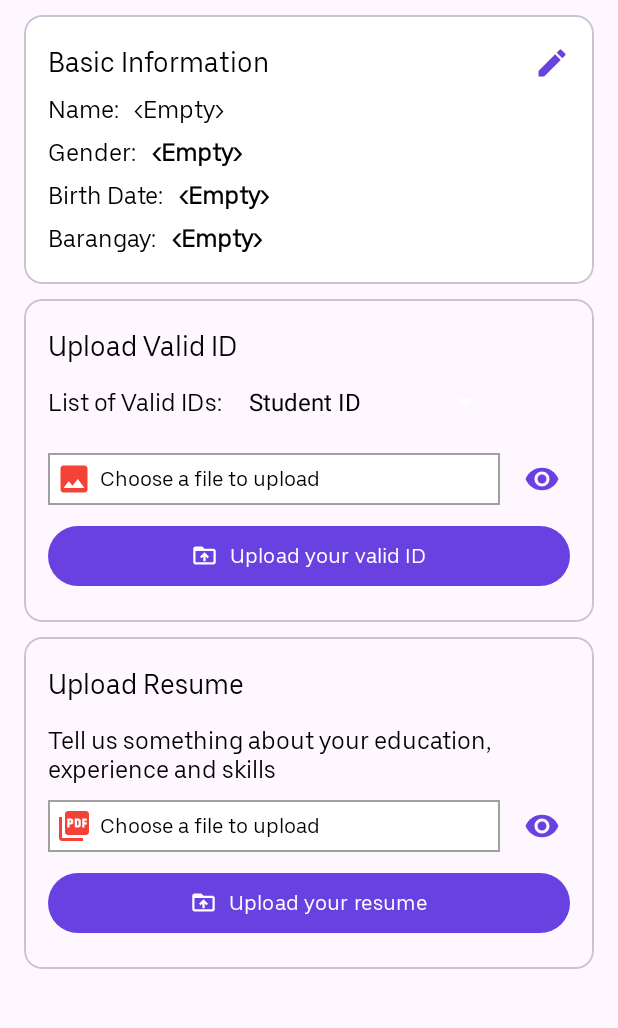
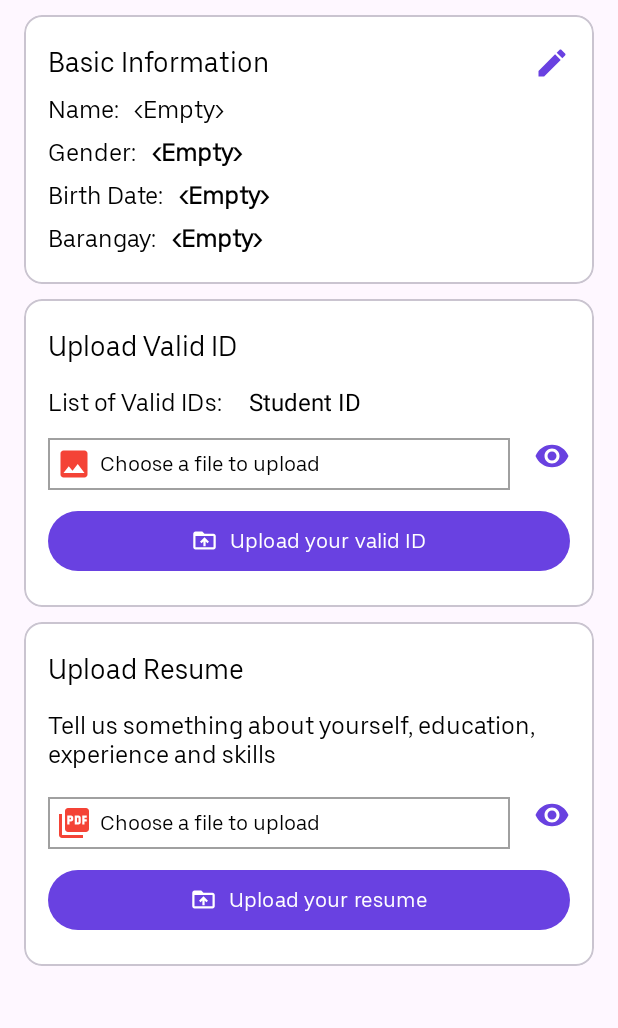
Before and after one commit to M4rm3ladov/TutorNearMe, an Android app: the fragment ProfileFragment shown on its own in the app's theme, on a phone screen of 412 x 824 dp, the part 171-1199 px from its top. Run offline under Robolectric (Android 15) with nearby library versions, the phone set to English and light mode, and no system bars; our stand-ins replace Firebase (no records; nobody signed in at launch, a user with empty details on screens opened directly); libraries missing offline, so code that uses them is left out: com.hbisoft.pickit, com.stfalcon.imageviewer; network calls fail; pictures from the network do not load; Roboto replaces fonts that are not available here; 2 statements that could not run were skipped.

Commit message:
minor changes in constraint and ui

```diff
--- a/app/src/main/res/layout/fragment_profile.xml
+++ b/app/src/main/res/layout/fragment_profile.xml
@@ -73,13 +73,15 @@
 
                 <TextView
                     android:id="@+id/profile_tutor_name_textview"
-                    android:layout_width="wrap_content"
+                    android:layout_width="0dp"
                     android:layout_height="wrap_content"
                     android:layout_marginStart="10dp"
+                    android:layout_marginEnd="16dp"
                     android:text="@string/empty"
                     android:textSize="16sp"
                     app:fontFamily="@font/roboto_bold"
                     app:layout_constraintBaseline_toBaselineOf="@+id/profile_name_textview"
+                    app:layout_constraintEnd_toEndOf="parent"
                     app:layout_constraintStart_toEndOf="@+id/profile_name_textview"
                     app:layout_constraintTop_toTopOf="@+id/profile_name_textview" />
 
@@ -107,14 +109,16 @@
 
                 <TextView
                     android:id="@+id/profile_tutor_gender_textview"
-                    android:layout_width="wrap_content"
+                    android:layout_width="0dp"
                     android:layout_height="wrap_content"
                     android:layout_marginStart="10dp"
+                    android:layout_marginEnd="16dp"
                     android:text="@string/empty"
                     android:textSize="16sp"
                     android:textStyle="bold"
                     app:fontFamily="@font/roboto_bold"
                     app:layout_constraintBaseline_toBaselineOf="@+id/profile_gender_textview"
+                    app:layout_constraintEnd_toEndOf="parent"
                     app:layout_constraintStart_toEndOf="@+id/profile_gender_textview"
                     app:layout_constraintTop_toTopOf="@+id/profile_gender_textview" />
 
@@ -131,15 +135,17 @@
 
                 <TextView
                     android:id="@+id/profile_tutor_brgy_textview"
-                    android:layout_width="wrap_content"
+                    android:layout_width="0dp"
                     android:layout_height="wrap_content"
                     android:layout_marginStart="10dp"
                     android:layout_marginTop="1dp"
+                    android:layout_marginEnd="16dp"
                     android:text="@string/empty"
                     android:textSize="16sp"
                     android:textStyle="bold"
                     app:fontFamily="@font/roboto_bold"
                     app:layout_constraintBaseline_toBaselineOf="@+id/profile_brgy_textview"
+                    app:layout_constraintEnd_toEndOf="parent"
                     app:layout_constraintStart_toEndOf="@+id/profile_brgy_textview"
                     app:layout_constraintTop_toTopOf="@+id/profile_brgy_textview" />
 
@@ -168,14 +174,16 @@
 
                 <TextView
                     android:id="@+id/profile_tutor_birth_textview"
-                    android:layout_width="wrap_content"
+                    android:layout_width="0dp"
                     android:layout_height="wrap_content"
                     android:layout_marginStart="10dp"
+                    android:layout_marginEnd="16dp"
                     android:text="@string/empty"
                     android:textSize="16sp"
                     android:textStyle="bold"
                     app:fontFamily="@font/roboto_bold"
                     app:layout_constraintBaseline_toBaselineOf="@+id/profile_birth_textview"
+                    app:layout_constraintEnd_toEndOf="parent"
                     app:layout_constraintStart_toEndOf="@+id/profile_birth_textview"
                     app:layout_constraintTop_toTopOf="@+id/profile_birth_textview" />
 
@@ -188,13 +196,14 @@
             android:layout_width="match_parent"
             android:layout_height="wrap_content"
             android:layout_marginTop="10dp"
+            app:cardBackgroundColor="@color/white"
             app:layout_constraintEnd_toEndOf="parent"
             app:layout_constraintStart_toStartOf="parent"
             app:layout_constraintTop_toBottomOf="@+id/profile_basic_info_cardview">
 
             <androidx.constraintlayout.widget.ConstraintLayout
                 android:layout_width="match_parent"
-                android:layout_height="match_parent"
+                android:layout_height="wrap_content"
                 android:paddingTop="20dp"
                 android:paddingBottom="20dp">
 
@@ -208,6 +217,7 @@
                     app:layout_constraintStart_toStartOf="parent"
                     app:layout_constraintTop_toTopOf="parent" />
 
+
                 <com.google.android.material.button.MaterialButton
                     android:id="@+id/profile_upload_id_button"
                     android:layout_width="match_parent"
@@ -219,10 +229,9 @@
                     app:icon="@drawable/ic_drive_folder_upload"
                     app:iconGravity="textStart"
                     app:layout_constraintEnd_toEndOf="parent"
-                    app:layout_constraintHorizontal_bias="1.0"
+                    app:layout_constraintHorizontal_bias="0.0"
                     app:layout_constraintStart_toStartOf="parent"
-                    app:layout_constraintTop_toBottomOf="@+id/linearLayout" />
-
+                    app:layout_constraintTop_toBottomOf="@+id/profile_tutor_id_textview" />
 
                 <TextView
                     android:id="@+id/profile_id_type_textview"
@@ -238,7 +247,7 @@
                 <Spinner
                     android:id="@+id/profile_id_type_spinner"
                     android:layout_width="wrap_content"
-                    android:layout_height="48dp"
+                    android:layout_height="wrap_content"
                     android:layout_marginStart="10dp"
                     android:entries="@array/valid_ids"
                     android:spinnerMode="dialog"
@@ -247,48 +256,37 @@
                     app:layout_constraintStart_toEndOf="@+id/profile_id_type_textview"
                     app:layout_constraintTop_toTopOf="@+id/profile_id_type_textview" />
 
-                <LinearLayout
-                    android:id="@+id/linearLayout"
-                    android:layout_width="match_parent"
+                <TextView
+                    android:id="@+id/profile_tutor_id_textview"
+                    android:layout_width="0dp"
                     android:layout_height="wrap_content"
                     android:layout_marginStart="16dp"
-                    android:layout_marginTop="10dp"
+                    android:layout_marginTop="12dp"
                     android:layout_marginEnd="16dp"
-                    android:gravity="center_vertical"
-                    android:orientation="horizontal"
-                    android:weightSum="2"
-                    app:layout_constraintEnd_toEndOf="parent"
-                    app:layout_constraintStart_toStartOf="parent"
-                    app:layout_constraintTop_toBottomOf="@id/profile_id_type_spinner">
-
-                    <TextView
-                        android:id="@+id/profile_tutor_id_textview"
-                        android:layout_width="wrap_content"
-                        android:layout_height="wrap_content"
-                        android:layout_weight="1.8"
                     android:background="@drawable/rectangle"
                     android:drawablePadding="5dip"
                     android:gravity="center_vertical"
-                        android:maxWidth="250dp"
                     android:paddingStart="5dp"
                     android:paddingTop="5dp"
                     android:paddingEnd="10dp"
                     android:paddingBottom="5dp"
                     android:text="@string/choose_a_file_to_upload"
                     app:drawableStartCompat="@drawable/ic_image"
-                        app:drawableTint="@color/red" />
+                    app:drawableTint="@color/red"
+                    app:layout_constraintEnd_toStartOf="@+id/profile_id_preview"
+                    app:layout_constraintStart_toStartOf="parent"
+                    app:layout_constraintTop_toBottomOf="@+id/profile_id_type_spinner" />
 
                 <ImageView
                     android:id="@+id/profile_id_preview"
                     android:layout_width="wrap_content"
                     android:layout_height="wrap_content"
-                        android:layout_marginStart="10dp"
-                        android:layout_weight=".2"
+                    android:layout_marginEnd="16dp"
                     android:contentDescription="@string/preview"
-                        app:layout_constraintHorizontal_chainStyle="packed"
+                    app:layout_constraintEnd_toEndOf="parent"
+                    app:layout_constraintTop_toTopOf="@+id/profile_tutor_id_textview"
                     app:srcCompat="@drawable/ic_show" />
 
-                </LinearLayout>
 
             </androidx.constraintlayout.widget.ConstraintLayout>
 
@@ -298,6 +296,7 @@
             android:layout_width="match_parent"
             android:layout_height="wrap_content"
             android:layout_marginTop="10dp"
+            app:cardBackgroundColor="@color/white"
             app:layout_constraintEnd_toEndOf="parent"
             app:layout_constraintHorizontal_bias="0.448"
             app:layout_constraintStart_toStartOf="parent"
@@ -305,7 +304,7 @@
 
             <androidx.constraintlayout.widget.ConstraintLayout
                 android:layout_width="match_parent"
-                android:layout_height="match_parent"
+                android:layout_height="wrap_content"
                 android:paddingTop="20dp"
                 android:paddingBottom="20dp">
 
@@ -344,32 +343,19 @@
                     app:iconGravity="textStart"
                     app:layout_constraintEnd_toEndOf="parent"
                     app:layout_constraintStart_toStartOf="parent"
-                    app:layout_constraintTop_toBottomOf="@id/linearLayout2"
-                    tools:layout_editor_absoluteY="20dp" />
+                    app:layout_constraintTop_toBottomOf="@+id/profile_tutor_resume_textview" />
 
-                <LinearLayout
-                    android:id="@+id/linearLayout2"
-                    android:layout_width="match_parent"
-                    android:layout_height="wrap_content"
-                    android:layout_marginStart="16dp"
-                    android:layout_marginTop="10dp"
-                    android:layout_marginEnd="16dp"
-                    android:gravity="center_vertical"
-                    android:orientation="horizontal"
-                    android:weightSum="2"
-                    app:layout_constraintEnd_toEndOf="parent"
-                    app:layout_constraintStart_toStartOf="parent"
-                    app:layout_constraintTop_toBottomOf="@+id/profile_resume_message_textview">
 
                 <TextView
                     android:id="@+id/profile_tutor_resume_textview"
-                        android:layout_width="wrap_content"
+                    android:layout_width="0dp"
                     android:layout_height="wrap_content"
-                        android:layout_weight="1.8"
+                    android:layout_marginStart="16dp"
+                    android:layout_marginTop="18dp"
+                    android:layout_marginEnd="16dp"
                     android:background="@drawable/rectangle"
                     android:drawablePadding="5dip"
                     android:gravity="center_vertical"
-                        android:maxWidth="250dp"
                     android:paddingStart="5dp"
                     android:paddingTop="5dp"
                     android:paddingEnd="10dp"
@@ -377,21 +363,20 @@
                     android:text="@string/choose_a_file_to_upload"
                     app:drawableStartCompat="@drawable/ic_pdf"
                     app:drawableTint="@color/red"
-                        app:layout_constraintEnd_toEndOf="parent"
+                    app:layout_constraintEnd_toStartOf="@+id/profile_resume_preview"
                     app:layout_constraintStart_toStartOf="parent"
-                        app:layout_constraintTop_toBottomOf="@+id/textView" />
+                    app:layout_constraintTop_toBottomOf="@+id/profile_resume_message_textview" />
 
                 <ImageView
                     android:id="@+id/profile_resume_preview"
                     android:layout_width="wrap_content"
                     android:layout_height="wrap_content"
-                        android:layout_marginStart="10dp"
-                        android:layout_weight=".2"
+                    android:layout_marginEnd="16dp"
                     android:contentDescription="@string/preview"
-                        app:layout_constraintHorizontal_chainStyle="packed"
+                    app:layout_constraintEnd_toEndOf="parent"
+                    app:layout_constraintTop_toTopOf="@+id/profile_tutor_resume_textview"
                     app:srcCompat="@drawable/ic_show" />
 
-                </LinearLayout>
 
             </androidx.constraintlayout.widget.ConstraintLayout>
 
--- a/app/src/main/res/values/strings.xml
+++ b/app/src/main/res/values/strings.xml
@@ -44,7 +44,7 @@
     <string name="upload_your_valid_id">Upload your valid ID</string>
     <string name="list_of_valid_ids">List of Valid IDs:</string>
     <string name="upload_resume">Upload Resume</string>
-    <string name="tell_us_something_about_your_education_experience_and_skills">Tell us something about your education, experience and skills</string>
+    <string name="tell_us_something_about_your_education_experience_and_skills">Tell us something about yourself, education, experience and skills</string>
     <string name="upload_your_resume">Upload your resume</string>
     <string name="empty"><![CDATA[<Empty>]]></string>
     <string name="update_basic_info_message">Please make sure the information is correct and matches your ID.</string>
```
Lines whose indentation alone changed are shown as unchanged.
